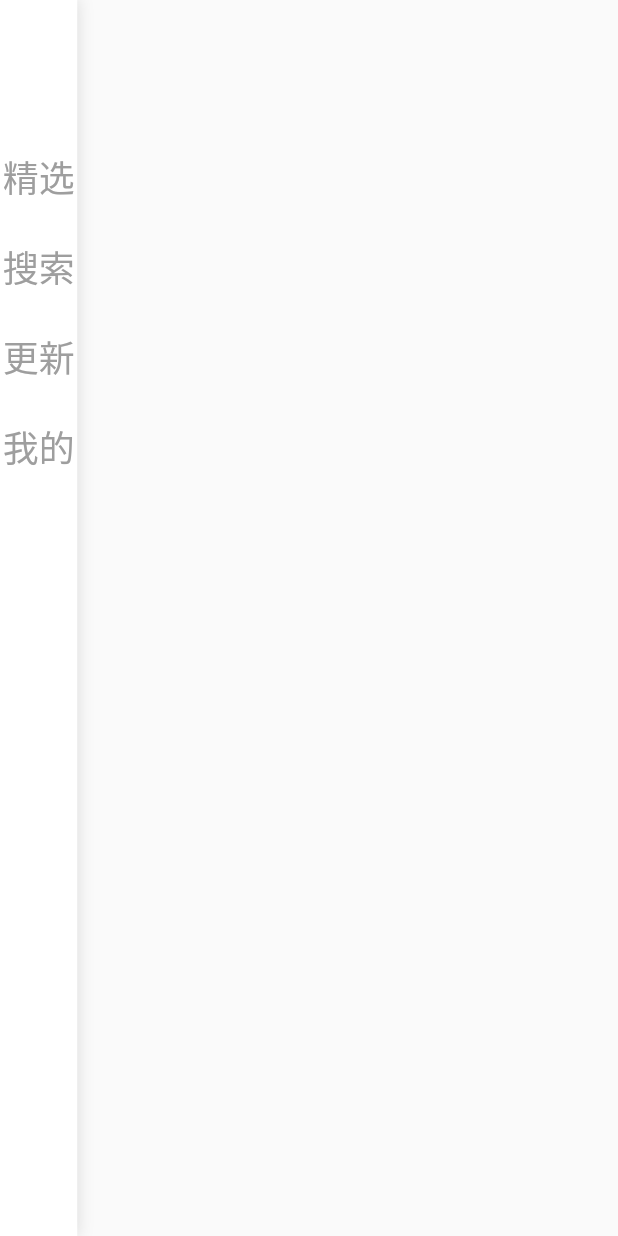
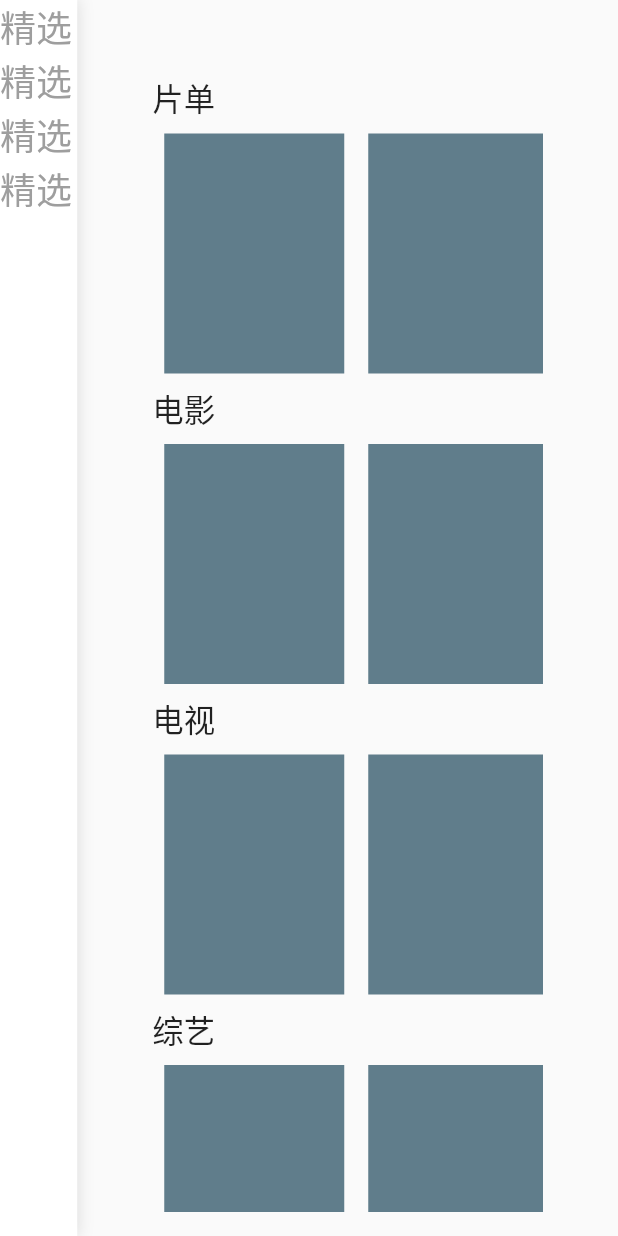
Before and after one commit to yhsj0919/YHManager, a Flutter app: the MovieHomePage screen opened by its route, on a phone screen of 412 x 824 dp. Run offline on Flutter 3.47's test engine with Material 2 defaults, Android fonts, the phone set to English and light mode, and no system bars; our stand-ins replace cookie_jar, dio, dio_cookie_manager, flutter_spinkit, get, shared_preferences; accounts and stored records are empty; network calls fail; Roboto replaces fonts that are missing (Microsoft YaHei); statements that could not run were skipped.

Commit message:
菜单页

```diff
--- a/lib/ui/controller/movie_home_controller.dart
+++ b/lib/ui/controller/movie_home_controller.dart
@@ -1,4 +1,22 @@
+import 'package:flutter/material.dart';
 import 'package:get/get.dart';
 import 'package:meta/meta.dart';
 
-class MovieHomeController extends GetxController {}
+class MovieHomeController extends GetxController {
+  var nodes = [
+    FocusScopeNode(),
+    FocusScopeNode(),
+    FocusScopeNode(),
+    FocusScopeNode(),
+    FocusScopeNode(),
+    FocusScopeNode(),
+  ];
+
+  List<Map<String, dynamic>> videoTypes = [
+    {'name': '片单', 'node': 1},
+    {'name': '电影', 'node': 2},
+    {'name': '电视', 'node': 3},
+    {'name': '综艺', 'node': 4},
+    {'name': '动漫', 'node': 5},
+  ];
+}
--- a/lib/ui/page/movie_home_page.dart
+++ b/lib/ui/page/movie_home_page.dart
@@ -1,8 +1,10 @@
 import 'package:flutter/material.dart';
+import 'package:flutter/services.dart';
 import 'package:get/get.dart';
 import 'package:manager/ui/controller/movie_home_controller.dart';
 import 'package:manager/ui/widget/app_text.dart';
 import 'package:manager/ui/widget/focus_widget.dart';
+import 'package:manager/utils/app_ext.dart';
 
 class MovieHomePage extends GetView<MovieHomeController> {
   @override
@@ -25,34 +27,84 @@ class MovieHomePage extends GetView<MovieHomeController> {
                       )
                 ],
               ),
-              child: Column(
-                children: [
-                  Container(height: 100),
-                  FocusWidget(build: (context, node, focused) {
-                    return AppText.headline("精选", color: focused ? Colors.black87 : Colors.grey);
-                  }),
-                  Container(height: 24),
-                  FocusWidget(build: (context, node, focused) {
-                    return AppText.headline("搜索", color: focused ? Colors.black87 : Colors.grey);
-                  }),
-                  Container(height: 24),
-                  FocusWidget(build: (context, node, focused) {
-                    return AppText.headline("更新", color: focused ? Colors.black87 : Colors.grey);
-                  }),
-                  Container(height: 24),
-                  FocusWidget(build: (context, node, focused) {
-                    return AppText.headline("我的", color: focused ? Colors.black87 : Colors.grey);
-                  }),
-                ],
+              child: FocusScope(
+                node: controller.nodes[0],
+                child: ListView.builder(
+                  itemCount: 4,
+                  scrollDirection: Axis.vertical,
+                  itemBuilder: (BuildContext context, int index) {
+                    return FocusWidget(
+                        autofocus: false,
+                        build: (context, node, focused) {
+                          return AppText.headline("精选", color: focused ? Colors.black87 : Colors.grey);
+                        }).keyListener(onkey: (event) {
+                      if (event.logicalKey == LogicalKeyboardKey.arrowRight) {
+                        controller.nodes[1].requestFocus();
+                      }
+                    });
+                  },
+                ),
               ),
             ),
           ),
           Expanded(
             flex: 7,
-            child: Container(),
+            child: SingleChildScrollView(
+              child: Column(
+                crossAxisAlignment: CrossAxisAlignment.start,
+                children: controller.videoTypes.map((e) => _buidVideoType(e)).toList(),
+              ),
+            ).paddingOnly(left: 50, right: 50, top: 50, bottom: 16),
           )
         ],
       ),
     );
   }
+
+  Widget _buidVideoType(Map<String, dynamic> info) {
+    return Column(
+      crossAxisAlignment: CrossAxisAlignment.start,
+      children: [
+        AppText.title('${info['name']}'),
+        SizedBox(
+          height: 176,
+          child: FocusScope(
+            node: controller.nodes[info['node'].toInt()],
+            child: ListView.builder(
+              itemCount: 10,
+              shrinkWrap: true,
+              scrollDirection: Axis.horizontal,
+              itemBuilder: (BuildContext context, int index) {
+                return FocusWidget(
+                    autofocus: true,
+                    build: (context, node, focused) {
+                      return Container(
+                        margin: EdgeInsets.all(8),
+                        width: 120,
+                        height: 160,
+                        color: focused ? Colors.lightBlueAccent : Colors.blueGrey,
+                      );
+                    }).keyListener(onkey: (event) {
+                  if (event.logicalKey == LogicalKeyboardKey.arrowLeft && index == 0) {
+                    controller.nodes[0].requestFocus();
+                  }
+
+                  if (event.logicalKey == LogicalKeyboardKey.arrowDown) {
+                    if (controller.nodes.length > info['node'].toInt() + 1) {
+                      controller.nodes[info['node'].toInt() + 1].requestFocus();
+                    }
+                  }
+                  if (event.logicalKey == LogicalKeyboardKey.arrowUp) {
+                    if (info['node'].toInt() - 1 > 0) {
+                      controller.nodes[info['node'].toInt() - 1].requestFocus();
+                    }
+                  }
+                });
+              },
+            ),
+          ),
+        ),
+      ],
+    );
+  }
 }
--- a/lib/ui/widget/focus_widget.dart
+++ b/lib/ui/widget/focus_widget.dart
@@ -4,8 +4,9 @@ typedef FocusWidgetBuild = Widget Function(BuildContext context, FocusNode focus
 
 class FocusWidget extends StatefulWidget {
   FocusWidgetBuild build;
+  bool autofocus;
 
-  FocusWidget({@required this.build});
+  FocusWidget({@required this.build, this.autofocus: false});
 
   @override
   _FocusWidgetState createState() => _FocusWidgetState();
@@ -15,7 +16,7 @@ class _FocusWidgetState extends State<FocusWidget> {
   @override
   Widget build(BuildContext context) {
     return Focus(
-      autofocus: false,
+      autofocus: widget.autofocus ?? false,
       child: Builder(
         builder: (BuildContext context) {
           final FocusNode focusNode = Focus.of(context);
--- a/lib/utils/app_ext.dart
+++ b/lib/utils/app_ext.dart
@@ -1,3 +1,3 @@
-library ext;
+library app_ext;
 
 export 'package:manager/utils/ext.dart';
--- a/pubspec.yaml
+++ b/pubspec.yaml
@@ -28,12 +28,14 @@ dependencies:
   # The following adds the Cupertino Icons font to your application.
   # Use with the CupertinoIcons class for iOS style icons.
   cupertino_icons: ^1.0.1
-  get: ^3.17.1
+  get: ^3.21.0
   dio: ^3.0.10
   dio_cookie_manager: ^1.0.0
   path_provider: ^1.6.24
   shared_preferences: ^0.5.12+4
+  #加载动画
   flutter_spinkit: ^4.1.2
+  cached_network_image: ^2.3.3
 
 dev_dependencies:
   flutter_test:
```
Also changed, not shown: lib/ui/page/permission_page.dart (+49 -10 lines), pubspec.lock, 1 other file.
